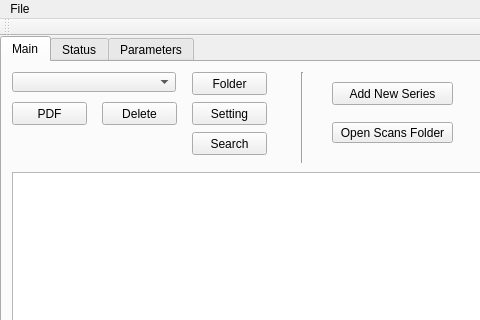
Old version of the form src/mainwindow.ui in the repository BadamBoum/GestionScans; both pictures show x 0 to 480 and y 0 to 320 of the 632 by 412 pixel window.
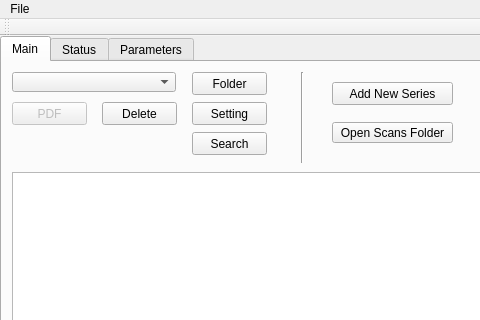
New version of the form.

The edit to the form file:
```diff
--- a/src/mainwindow.ui
+++ b/src/mainwindow.ui
@@ -87,7 +87,7 @@
      </widget>
      <widget class="QPushButton" name="Tab1PDF">
       <property name="enabled">
-       <bool>true</bool>
+       <bool>false</bool>
       </property>
       <property name="geometry">
        <rect>
```
Left out of the diff: 29 changed lines with no effect on the pictures.
